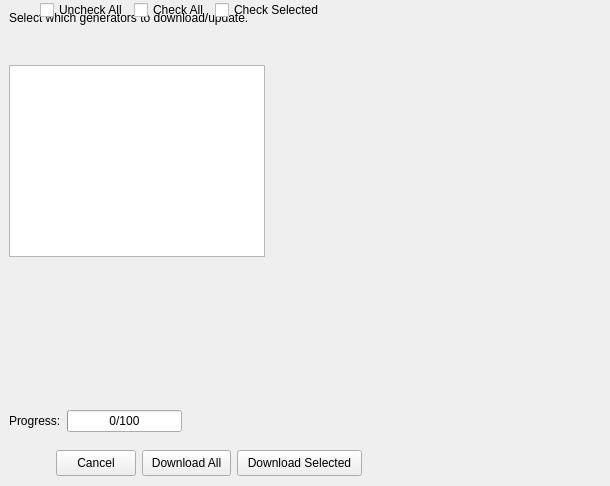
Old version of the form fantasynamegeneratordownloadwidget.ui in the repository ganelonhb/QDMSuite.
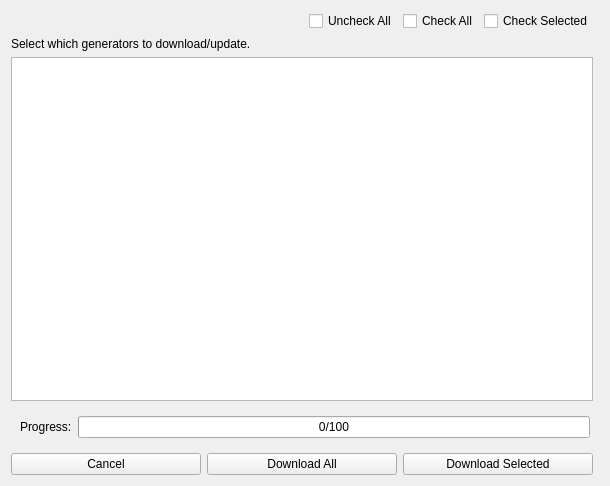
New version of the form. Icons and pictures are not drawn.

```diff
--- a/fantasynamegeneratordownloadwidget.ui
+++ b/fantasynamegeneratordownloadwidget.ui
@@ -17,28 +17,41 @@
    <iconset resource="res.qrc">
     <normaloff>:/ui/imgs/logo.svg</normaloff>:/ui/imgs/logo.svg</iconset>
   </property>
+  <layout class="QGridLayout" name="gridLayout">
+   <item row="7" column="1">
+    <layout class="QHBoxLayout" name="horizontalLayout">
+     <item>
+      <widget class="QPushButton" name="cancelButton">
+       <property name="text">
+        <string>Cancel</string>
+       </property>
+      </widget>
+     </item>
+     <item>
+      <widget class="QPushButton" name="downloadAllButton">
+       <property name="text">
+        <string>Download All</string>
+       </property>
+      </widget>
+     </item>
+     <item>
+      <widget class="QPushButton" name="downloadSelectedButton">
+       <property name="text">
+        <string>Download Selected</string>
+       </property>
+      </widget>
+     </item>
+    </layout>
+   </item>
+   <item row="3" column="1">
   <widget class="QLabel" name="label_2">
-   <property name="geometry">
-    <rect>
-     <x>9</x>
-     <y>9</y>
-     <width>277</width>
-     <height>18</height>
-    </rect>
-   </property>
    <property name="text">
     <string>Select which generators to download/update.</string>
    </property>
   </widget>
+   </item>
+   <item row="4" column="1">
   <widget class="QTreeWidget" name="treeWidget">
-   <property name="geometry">
-    <rect>
-     <x>9</x>
-     <y>65</y>
-     <width>256</width>
-     <height>192</height>
-    </rect>
-   </property>
    <property name="selectionMode">
     <enum>QAbstractItemView::SelectionMode::ExtendedSelection</enum>
    </property>
@@ -54,18 +67,12 @@
     </property>
    </column>
   </widget>
+   </item>
+   <item row="6" column="1" colspan="2">
   <widget class="QWidget" name="downloadWidget" native="true">
    <property name="enabled">
     <bool>true</bool>
    </property>
-   <property name="geometry">
-    <rect>
-     <x>9</x>
-     <y>399</y>
-     <width>173</width>
-     <height>44</height>
-    </rect>
-   </property>
    <layout class="QHBoxLayout" name="horizontalLayout_2">
     <item>
      <widget class="QLabel" name="label">
@@ -92,7 +99,8 @@
     </item>
    </layout>
   </widget>
-  <widget class="QWidget" name="">
+   </item>
+   <item row="2" column="1">
    <layout class="QHBoxLayout" name="horizontalLayout_3">
     <item>
      <spacer name="horizontalSpacer_2">
@@ -132,46 +140,8 @@
      </widget>
     </item>
    </layout>
-  </widget>
-  <widget class="QPushButton" name="downloadAllButton">
-   <property name="geometry">
-    <rect>
-     <x>142</x>
-     <y>450</y>
-     <width>89</width>
-     <height>26</height>
-    </rect>
-   </property>
-   <property name="text">
-    <string>Download All</string>
-   </property>
-  </widget>
-  <widget class="QPushButton" name="cancelButton">
-   <property name="geometry">
-    <rect>
-     <x>56</x>
-     <y>450</y>
-     <width>80</width>
-     <height>26</height>
-    </rect>
-   </property>
-   <property name="text">
-    <string>Cancel</string>
-   </property>
-  </widget>
-  <widget class="QPushButton" name="downloadSelectedButton">
-   <property name="geometry">
-    <rect>
-     <x>237</x>
-     <y>450</y>
-     <width>125</width>
-     <height>26</height>
-    </rect>
-   </property>
-   <property name="text">
-    <string>Download Selected</string>
-   </property>
-  </widget>
+   </item>
+  </layout>
  </widget>
  <resources>
   <include location="res.qrc"/>
```
Lines whose indentation alone changed are shown as unchanged.
